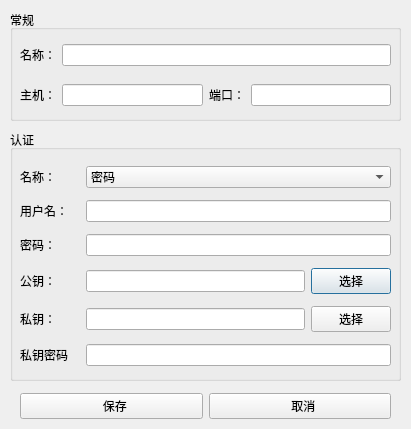
Qt form connecteditui.ui (yz-java/ishell) before a commit.
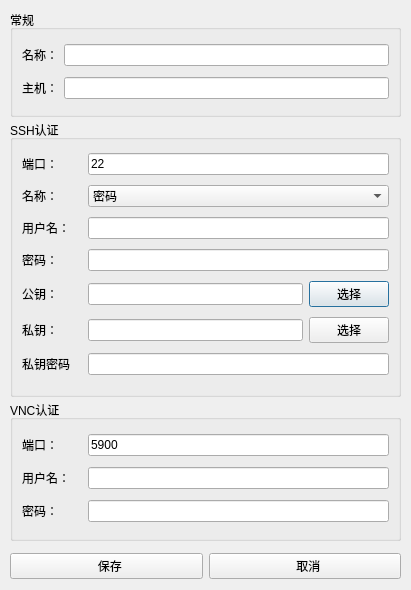
The same form after that commit.

```diff
--- a/connecteditui.ui
+++ b/connecteditui.ui
@@ -7,7 +7,7 @@
     <x>0</x>
     <y>0</y>
     <width>411</width>
-    <height>429</height>
+    <height>590</height>
    </rect>
   </property>
   <property name="windowTitle">
@@ -19,21 +19,14 @@
      <x>10</x>
      <y>10</y>
      <width>391</width>
-     <height>111</height>
+     <height>107</height>
     </rect>
    </property>
    <property name="title">
     <string>常规</string>
    </property>
-   <widget class="QWidget" name="layoutWidget">
-    <property name="geometry">
-     <rect>
-      <x>10</x>
-      <y>30</y>
-      <width>371</width>
-      <height>30</height>
-     </rect>
-    </property>
+   <layout class="QGridLayout" name="gridLayout_3">
+    <item row="0" column="0">
     <layout class="QHBoxLayout" name="horizontalLayout_2">
      <item>
       <widget class="QLabel" name="label">
@@ -46,17 +39,9 @@
       <widget class="QLineEdit" name="name"/>
      </item>
     </layout>
-   </widget>
-   <widget class="QWidget" name="layoutWidget">
-    <property name="geometry">
-     <rect>
-      <x>10</x>
-      <y>70</y>
-      <width>371</width>
-      <height>30</height>
-     </rect>
-    </property>
-    <layout class="QHBoxLayout" name="horizontalLayout">
+    </item>
+    <item row="1" column="0">
+     <layout class="QHBoxLayout" name="horizontalLayout_10">
      <item>
       <widget class="QLabel" name="label_2">
        <property name="text">
@@ -71,46 +56,48 @@
        </property>
       </widget>
      </item>
-     <item>
-      <widget class="QLabel" name="label_3">
-       <property name="text">
-        <string>端口：</string>
-       </property>
-      </widget>
-     </item>
-     <item>
-      <widget class="QLineEdit" name="port">
-       <property name="text">
-        <string/>
-       </property>
-      </widget>
-     </item>
-    </layout>
-   </widget>
+     </layout>
+    </item>
+   </layout>
   </widget>
   <widget class="QGroupBox" name="groupBox_2">
    <property name="geometry">
     <rect>
      <x>10</x>
-     <y>130</y>
+     <y>120</y>
      <width>391</width>
-     <height>251</height>
+     <height>277</height>
     </rect>
    </property>
    <property name="title">
-    <string>认证</string>
-   </property>
-   <widget class="QWidget" name="layoutWidget">
-    <property name="geometry">
-     <rect>
-      <x>10</x>
-      <y>30</y>
-      <width>371</width>
-      <height>212</height>
-     </rect>
+    <string>SSH认证</string>
     </property>
     <layout class="QGridLayout" name="gridLayout">
      <item row="0" column="0">
+     <layout class="QHBoxLayout" name="horizontalLayout">
+      <item>
+       <widget class="QLabel" name="label_3">
+        <property name="minimumSize">
+         <size>
+          <width>60</width>
+          <height>0</height>
+         </size>
+        </property>
+        <property name="text">
+         <string>端口：</string>
+        </property>
+       </widget>
+      </item>
+      <item>
+       <widget class="QLineEdit" name="sshPort">
+        <property name="text">
+         <string>22</string>
+        </property>
+       </widget>
+      </item>
+     </layout>
+    </item>
+    <item row="1" column="0">
       <layout class="QHBoxLayout" name="horizontalLayout_3">
        <item>
         <widget class="QLabel" name="label_4">
@@ -141,7 +128,7 @@
        </item>
       </layout>
      </item>
-     <item row="1" column="0">
+    <item row="2" column="0">
       <layout class="QHBoxLayout" name="horizontalLayout_4">
        <item>
         <widget class="QLabel" name="label_5">
@@ -161,7 +148,7 @@
        </item>
       </layout>
      </item>
-     <item row="2" column="0">
+    <item row="3" column="0">
       <layout class="QHBoxLayout" name="horizontalLayout_5">
        <item>
         <widget class="QLabel" name="label_6">
@@ -187,7 +174,7 @@
        </item>
       </layout>
      </item>
-     <item row="3" column="0">
+    <item row="4" column="0">
       <layout class="QHBoxLayout" name="horizontalLayout_9">
        <item>
         <widget class="QLabel" name="label_9">
@@ -221,7 +208,7 @@
        </item>
       </layout>
      </item>
-     <item row="4" column="0">
+    <item row="5" column="0">
       <layout class="QHBoxLayout" name="horizontalLayout_6">
        <item>
         <widget class="QLabel" name="label_7">
@@ -255,7 +242,7 @@
        </item>
       </layout>
      </item>
-     <item row="5" column="0">
+    <item row="6" column="0">
       <layout class="QHBoxLayout" name="horizontalLayout_7">
        <item>
         <widget class="QLabel" name="label_8">
@@ -283,13 +270,12 @@
      </item>
     </layout>
    </widget>
-  </widget>
   <widget class="QWidget" name="layoutWidget">
    <property name="geometry">
     <rect>
-     <x>20</x>
-     <y>390</y>
-     <width>371</width>
+     <x>10</x>
+     <y>550</y>
+     <width>391</width>
      <height>33</height>
     </rect>
    </property>
@@ -310,6 +296,91 @@
     </item>
    </layout>
   </widget>
+  <widget class="QGroupBox" name="groupBox_3">
+   <property name="geometry">
+    <rect>
+     <x>10</x>
+     <y>400</y>
+     <width>391</width>
+     <height>141</height>
+    </rect>
+   </property>
+   <property name="title">
+    <string>VNC认证</string>
+   </property>
+   <layout class="QGridLayout" name="gridLayout_2">
+    <item row="0" column="0">
+     <layout class="QHBoxLayout" name="horizontalLayout_11">
+      <item>
+       <widget class="QLabel" name="label_13">
+        <property name="minimumSize">
+         <size>
+          <width>60</width>
+          <height>0</height>
+         </size>
+        </property>
+        <property name="text">
+         <string>端口：</string>
+        </property>
+       </widget>
+      </item>
+      <item>
+       <widget class="QLineEdit" name="vncPort">
+        <property name="text">
+         <string>5900</string>
+        </property>
+       </widget>
+      </item>
+     </layout>
+    </item>
+    <item row="1" column="0">
+     <layout class="QHBoxLayout" name="horizontalLayout_13">
+      <item>
+       <widget class="QLabel" name="label_11">
+        <property name="minimumSize">
+         <size>
+          <width>60</width>
+          <height>0</height>
+         </size>
+        </property>
+        <property name="text">
+         <string>用户名：</string>
+        </property>
+       </widget>
+      </item>
+      <item>
+       <widget class="QLineEdit" name="vncUserName"/>
+      </item>
+     </layout>
+    </item>
+    <item row="2" column="0">
+     <layout class="QHBoxLayout" name="horizontalLayout_12">
+      <item>
+       <widget class="QLabel" name="label_12">
+        <property name="minimumSize">
+         <size>
+          <width>60</width>
+          <height>0</height>
+         </size>
+        </property>
+        <property name="maximumSize">
+         <size>
+          <width>60</width>
+          <height>16777215</height>
+         </size>
+        </property>
+        <property name="text">
+         <string>密码：</string>
+        </property>
+       </widget>
+      </item>
+      <item>
+       <widget class="QLineEdit" name="vncPassword"/>
+      </item>
+     </layout>
+    </item>
+   </layout>
+  </widget>
  </widget>
  <resources/>
  <connections/>
```
Lines whose indentation alone changed are shown as unchanged.
